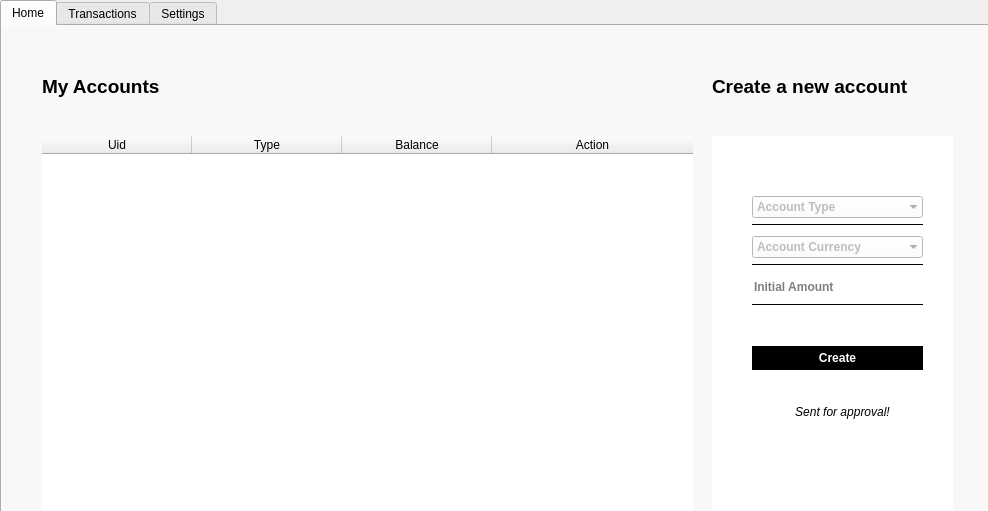
andriybobchuk/PaymentService, file Project/PaymentServiceWithQt/ClientForm.ui: the form before one commit.
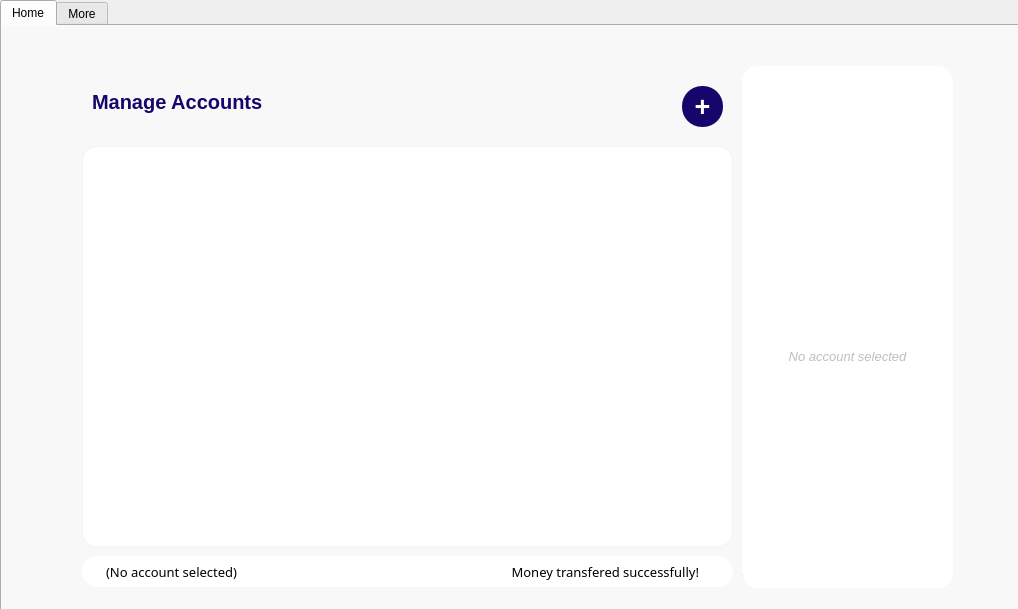
The form after the commit. Icons and pictures are not drawn.

Patch:
```diff
--- a/Project/PaymentServiceWithQt/ClientForm.ui
+++ b/Project/PaymentServiceWithQt/ClientForm.ui
@@ -6,20 +6,20 @@
    <rect>
     <x>0</x>
     <y>0</y>
-    <width>988</width>
-    <height>511</height>
+    <width>1018</width>
+    <height>609</height>
    </rect>
   </property>
   <property name="windowTitle">
-   <string>ClientForm</string>
+   <string>GoFinance</string>
   </property>
   <widget class="QTabWidget" name="tabTransactions">
    <property name="geometry">
     <rect>
      <x>0</x>
      <y>0</y>
-     <width>1011</width>
-     <height>521</height>
+     <width>1021</width>
+     <height>681</height>
     </rect>
    </property>
    <property name="font">
@@ -27,6 +27,9 @@
      <bold>false</bold>
     </font>
    </property>
+   <property name="styleSheet">
+    <string notr="true"/>
+   </property>
    <property name="currentIndex">
     <number>0</number>
    </property>
@@ -42,36 +45,44 @@
     <widget class="QLabel" name="label">
      <property name="geometry">
       <rect>
-       <x>40</x>
-       <y>50</y>
-       <width>141</width>
-       <height>21</height>
+       <x>90</x>
+       <y>60</y>
+       <width>181</width>
+       <height>31</height>
       </rect>
      </property>
      <property name="font">
       <font>
-       <pointsize>14</pointsize>
+       <pointsize>15</pointsize>
        <bold>true</bold>
       </font>
      </property>
+     <property name="styleSheet">
+      <string notr="true">color: #16066B;</string>
+     </property>
      <property name="text">
-      <string>My Accounts</string>
+      <string>Manage Accounts</string>
      </property>
     </widget>
-    <widget class="QTableWidget" name="tableWidget">
+    <widget class="QTableWidget" name="tw_accounts">
      <property name="geometry">
       <rect>
-       <x>40</x>
-       <y>110</y>
+       <x>80</x>
+       <y>120</y>
        <width>651</width>
-       <height>381</height>
+       <height>401</height>
       </rect>
      </property>
      <property name="styleSheet">
-      <string notr="true">#tableWidget {
+      <string notr="true">#tw_accounts {
 
 background-color: #FFFFFF;
-selection-background-color: #5492dc
+selection-background-color: #5492dc;
+border: 1px solid;
+border-color: #f3f3f3;
+color: #080c2b;
+border-radius:15px;
+padding: 30px;
 
 }</string>
      </property>
@@ -112,7 +123,7 @@
       <number>4</number>
      </property>
      <attribute name="horizontalHeaderVisible">
-      <bool>true</bool>
+      <bool>false</bool>
      </attribute>
      <attribute name="horizontalHeaderCascadingSectionResizes">
       <bool>false</bool>
@@ -150,91 +161,66 @@
       </property>
      </column>
     </widget>
-    <widget class="QWidget" name="widget_2" native="true">
+    <widget class="QWidget" name="w_transfer" native="true">
      <property name="geometry">
       <rect>
-       <x>710</x>
-       <y>110</y>
-       <width>241</width>
-       <height>381</height>
+       <x>740</x>
+       <y>40</y>
+       <width>201</width>
+       <height>201</height>
       </rect>
      </property>
      <property name="styleSheet">
-      <string notr="true">#widget_2 {
+      <string notr="true">#w_transfer{
 background: #FFFFFF;
+border: 1px solid;
+border-color: #f3f3f3;
+border-radius:15px;
 }</string>
      </property>
-     <widget class="Line" name="line_3">
+     <widget class="QPushButton" name="pb_send">
       <property name="geometry">
        <rect>
-        <x>40</x>
-        <y>80</y>
-        <width>171</width>
-        <height>16</height>
-       </rect>
-      </property>
-      <property name="frameShadow">
-       <enum>QFrame::Plain</enum>
-      </property>
-      <property name="orientation">
-       <enum>Qt::Horizontal</enum>
-      </property>
-     </widget>
-     <widget class="Line" name="line_4">
-      <property name="geometry">
-       <rect>
-        <x>40</x>
-        <y>120</y>
-        <width>171</width>
-        <height>16</height>
-       </rect>
-      </property>
-      <property name="frameShadow">
-       <enum>QFrame::Plain</enum>
-      </property>
-      <property name="orientation">
-       <enum>Qt::Horizontal</enum>
-      </property>
-     </widget>
-     <widget class="QPushButton" name="pb_create">
-      <property name="geometry">
-       <rect>
-        <x>40</x>
-        <y>210</y>
-        <width>171</width>
+        <x>30</x>
+        <y>150</y>
+        <width>131</width>
         <height>24</height>
        </rect>
       </property>
       <property name="font">
        <font>
+        <pointsize>7</pointsize>
         <bold>true</bold>
        </font>
       </property>
       <property name="styleSheet">
-       <string notr="true">#pb_create {
-border-radius: 25px;
+       <string notr="true">#pb_send {
+border-radius: 12px;
 background-color: #000000;
+border: 1px solid;
+border-color: #000000;
 color: #FFFFFF
 }</string>
       </property>
       <property name="text">
-       <string>Create</string>
+       <string>Send</string>
       </property>
       <property name="flat">
        <bool>false</bool>
       </property>
      </widget>
-     <widget class="QLineEdit" name="le_amount">
+     <widget class="QLineEdit" name="le_toAccount">
       <property name="geometry">
        <rect>
-        <x>40</x>
-        <y>140</y>
-        <width>171</width>
+        <x>30</x>
+        <y>65</y>
+        <width>131</width>
         <height>21</height>
        </rect>
       </property>
       <property name="font">
        <font>
+        <pointsize>8</pointsize>
         <bold>true</bold>
        </font>
       </property>
@@ -251,15 +237,15 @@
        <enum>QLineEdit::Normal</enum>
       </property>
       <property name="placeholderText">
-       <string>Initial Amount</string>
+       <string> Recipient UID</string>
       </property>
      </widget>
      <widget class="Line" name="line_5">
       <property name="geometry">
        <rect>
-        <x>40</x>
-        <y>160</y>
-        <width>171</width>
+        <x>30</x>
+        <y>80</y>
+        <width>131</width>
         <height>16</height>
        </rect>
       </property>
@@ -270,211 +256,486 @@
        <enum>Qt::Horizontal</enum>
       </property>
      </widget>
-     <widget class="QComboBox" name="cb_type">
+     <widget class="QLabel" name="label_3">
       <property name="geometry">
        <rect>
-        <x>40</x>
-        <y>60</y>
-        <width>171</width>
-        <height>22</height>
-       </rect>
-      </property>
-      <property name="font">
-       <font>
-        <bold>true</bold>
-       </font>
-      </property>
-      <property name="styleSheet">
-       <string notr="true">#cb_type {
-background: #FFFFFF;
-color: #7F7F7F
-}</string>
-      </property>
-      <property name="currentText">
-       <string/>
-      </property>
-      <property name="iconSize">
-       <size>
-        <width>0</width>
-        <height>0</height>
-       </size>
-      </property>
-      <property name="placeholderText">
-       <string>Account Type</string>
-      </property>
-      <property name="frame">
-       <bool>false</bool>
-      </property>
-     </widget>
-     <widget class="QComboBox" name="cb_currency">
-      <property name="geometry">
-       <rect>
-        <x>40</x>
-        <y>100</y>
-        <width>171</width>
-        <height>22</height>
-       </rect>
-      </property>
-      <property name="font">
-       <font>
-        <bold>true</bold>
-       </font>
-      </property>
-      <property name="styleSheet">
-       <string notr="true">#cb_currency
- {
-background: #FFFFFF;
-color: #7F7F7F
-}</string>
-      </property>
-      <property name="currentText">
-       <string/>
-      </property>
-      <property name="placeholderText">
-       <string>Account Currency</string>
-      </property>
-      <property name="frame">
-       <bool>false</bool>
-      </property>
-     </widget>
-     <widget class="QLabel" name="l_message">
-      <property name="geometry">
-       <rect>
-        <x>40</x>
-        <y>260</y>
+        <x>30</x>
+        <y>20</y>
         <width>181</width>
+        <height>21</height>
+       </rect>
+      </property>
+      <property name="font">
+       <font>
+        <pointsize>11</pointsize>
+        <bold>true</bold>
+       </font>
+      </property>
+      <property name="text">
+       <string>Transfer to</string>
+      </property>
+     </widget>
+     <widget class="Line" name="line_6">
+      <property name="geometry">
+       <rect>
+        <x>30</x>
+        <y>115</y>
+        <width>131</width>
+        <height>16</height>
+       </rect>
+      </property>
+      <property name="frameShadow">
+       <enum>QFrame::Plain</enum>
+      </property>
+      <property name="orientation">
+       <enum>Qt::Horizontal</enum>
+      </property>
+     </widget>
+     <widget class="QLineEdit" name="le_toAmount">
+      <property name="geometry">
+       <rect>
+        <x>30</x>
+        <y>100</y>
+        <width>131</width>
+        <height>21</height>
+       </rect>
+      </property>
+      <property name="font">
+       <font>
+        <pointsize>8</pointsize>
+        <bold>true</bold>
+       </font>
+      </property>
+      <property name="inputMask">
+       <string/>
+      </property>
+      <property name="text">
+       <string/>
+      </property>
+      <property name="frame">
+       <bool>false</bool>
+      </property>
+      <property name="echoMode">
+       <enum>QLineEdit::Normal</enum>
+      </property>
+      <property name="placeholderText">
+       <string>Amount</string>
+      </property>
+     </widget>
+    </widget>
+    <widget class="QPushButton" name="pb_new">
+     <property name="geometry">
+      <rect>
+       <x>680</x>
+       <y>60</y>
+       <width>41</width>
+       <height>41</height>
+      </rect>
+     </property>
+     <property name="font">
+      <font>
+       <pointsize>20</pointsize>
+       <bold>true</bold>
+      </font>
+     </property>
+     <property name="styleSheet">
+      <string notr="true">#pb_new {
+border-radius: 20px;
+border-width: 2px;
+border-color: #3792fa;
+background-color: #16066B;
+color: #FFFFFF;
+}</string>
+     </property>
+     <property name="text">
+      <string>+</string>
+     </property>
+     <property name="flat">
+      <bool>false</bool>
+     </property>
+    </widget>
+    <widget class="QWidget" name="w_suspend" native="true">
+     <property name="geometry">
+      <rect>
+       <x>740</x>
+       <y>410</y>
+       <width>201</width>
+       <height>151</height>
+      </rect>
+     </property>
+     <property name="styleSheet">
+      <string notr="true">#w_suspend{
+background: #FFFFFF;
+border: 0.5px solid;
+border-color: #f50057;
+border-radius:15px;
+}</string>
+     </property>
+     <widget class="QPushButton" name="pb_suspend">
+      <property name="geometry">
+       <rect>
+        <x>30</x>
+        <y>110</y>
+        <width>131</width>
+        <height>24</height>
+       </rect>
+      </property>
+      <property name="font">
+       <font>
+        <pointsize>7</pointsize>
+        <bold>true</bold>
+       </font>
+      </property>
+      <property name="styleSheet">
+       <string notr="true">
+border-radius: 12px;
+background-color: 
+#f50057
+;
+color: #FFFFFF
+</string>
+      </property>
+      <property name="text">
+       <string>Suspend</string>
+      </property>
+      <property name="flat">
+       <bool>false</bool>
+      </property>
+     </widget>
+     <widget class="QLabel" name="l_message_2">
+      <property name="geometry">
+       <rect>
+        <x>30</x>
+        <y>60</y>
+        <width>151</width>
         <height>31</height>
        </rect>
       </property>
       <property name="font">
        <font>
-        <pointsize>9</pointsize>
+        <pointsize>8</pointsize>
         <italic>true</italic>
         <bold>false</bold>
        </font>
       </property>
+      <property name="layoutDirection">
+       <enum>Qt::LeftToRight</enum>
+      </property>
       <property name="text">
-       <string>Sent for approval!</string>
+       <string>Don't forget to withdraw your 
+money to another account first.</string>
       </property>
       <property name="alignment">
-       <set>Qt::AlignCenter</set>
+       <set>Qt::AlignLeading|Qt::AlignLeft|Qt::AlignVCenter</set>
+      </property>
+     </widget>
+     <widget class="QLabel" name="label_5">
+      <property name="geometry">
+       <rect>
+        <x>30</x>
+        <y>20</y>
+        <width>171</width>
+        <height>21</height>
+       </rect>
+      </property>
+      <property name="font">
+       <font>
+        <pointsize>11</pointsize>
+        <bold>true</bold>
+       </font>
+      </property>
+      <property name="text">
+       <string>Suspend account</string>
       </property>
      </widget>
     </widget>
-    <widget class="QLabel" name="label_3">
+    <widget class="QWidget" name="w_placeholder" native="true">
+     <property name="enabled">
+      <bool>false</bool>
+     </property>
      <property name="geometry">
       <rect>
-       <x>710</x>
-       <y>50</y>
+       <x>740</x>
+       <y>40</y>
        <width>211</width>
-       <height>21</height>
+       <height>522</height>
       </rect>
      </property>
-     <property name="font">
-      <font>
-       <pointsize>14</pointsize>
-       <bold>true</bold>
-      </font>
+     <property name="styleSheet">
+      <string notr="true">#w_placeholder{
+background: #FFFFFF;
+border: 1px solid;
+border-color: #FFFFFF;
+border-radius:15px;
+}</string>
      </property>
-     <property name="text">
-      <string>Create a new account</string>
-     </property>
+     <widget class="QLabel" name="l_message_3">
+      <property name="geometry">
+       <rect>
+        <x>0</x>
+        <y>270</y>
+        <width>211</width>
+        <height>41</height>
+       </rect>
+      </property>
+      <property name="font">
+       <font>
+        <pointsize>10</pointsize>
+        <italic>true</italic>
+        <bold>false</bold>
+       </font>
+      </property>
+      <property name="text">
+       <string>No account selected</string>
+      </property>
+      <property name="alignment">
+       <set>Qt::AlignCenter</set>
+      </property>
+     </widget>
+     <widget class="QWidget" name="widget" native="true">
+      <property name="geometry">
+       <rect>
+        <x>70</x>
+        <y>190</y>
+        <width>71</width>
+        <height>71</height>
+       </rect>
+      </property>
+      <property name="styleSheet">
+       <string notr="true">border-image: url(E:/Documents/cpp_projects/polsl-aei-cp4-ang/2d98c560-gr12-repo/Project/PaymentServiceWithQt/questionmark.png) 0 0 0 0 stretch stretch;</string>
+      </property>
+     </widget>
     </widget>
-   </widget>
-   <widget class="QWidget" name="tab_2">
-    <property name="styleSheet">
-     <string notr="true">#tab_2 {
-background-color: #F8F8F8;
+    <widget class="QWidget" name="w_transfer_2" native="true">
+     <property name="geometry">
+      <rect>
+       <x>740</x>
+       <y>250</y>
+       <width>201</width>
+       <height>151</height>
+      </rect>
+     </property>
+     <property name="styleSheet">
+      <string notr="true">#w_transfer_2{
+background: #FFFFFF;
+border: 1px solid;
+border-color: #f3f3f3;
+border-radius:15px;
 }</string>
-    </property>
-    <attribute name="title">
-     <string>Transactions</string>
-    </attribute>
+     </property>
+     <widget class="QPushButton" name="pb_addOwner">
+      <property name="geometry">
+       <rect>
+        <x>30</x>
+        <y>100</y>
+        <width>131</width>
+        <height>24</height>
+       </rect>
+      </property>
+      <property name="font">
+       <font>
+        <pointsize>7</pointsize>
+        <bold>true</bold>
+       </font>
+      </property>
+      <property name="styleSheet">
+       <string notr="true">#pb_addOwner {
+border-radius: 12px;
+background-color: #080c2b;
+color: #FFFFFF
+}</string>
+      </property>
+      <property name="text">
+       <string>Add</string>
+      </property>
+      <property name="flat">
+       <bool>false</bool>
+      </property>
+     </widget>
+     <widget class="QLineEdit" name="le_newOwner">
+      <property name="geometry">
+       <rect>
+        <x>30</x>
+        <y>55</y>
+        <width>121</width>
+        <height>21</height>
+       </rect>
+      </property>
+      <property name="font">
+       <font>
+        <pointsize>8</pointsize>
+        <bold>true</bold>
+       </font>
+      </property>
+      <property name="inputMask">
+       <string/>
+      </property>
+      <property name="text">
+       <string/>
+      </property>
+      <property name="frame">
+       <bool>false</bool>
+      </property>
+      <property name="echoMode">
+       <enum>QLineEdit::Normal</enum>
+      </property>
+      <property name="placeholderText">
+       <string>Username</string>
+      </property>
+     </widget>
+     <widget class="Line" name="line_9">
+      <property name="geometry">
+       <rect>
+        <x>30</x>
+        <y>70</y>
+        <width>131</width>
+        <height>16</height>
+       </rect>
+      </property>
+      <property name="frameShadow">
+       <enum>QFrame::Plain</enum>
+      </property>
+      <property name="orientation">
+       <enum>Qt::Horizontal</enum>
+      </property>
+     </widget>
+     <widget class="QLabel" name="label_7">
+      <property name="geometry">
+       <rect>
+        <x>30</x>
+        <y>20</y>
+        <width>171</width>
+        <height>21</height>
+       </rect>
+      </property>
+      <property name="font">
+       <font>
+        <pointsize>11</pointsize>
+        <bold>true</bold>
+       </font>
+      </property>
+      <property name="text">
+       <string>Add owner</string>
+      </property>
+     </widget>
+    </widget>
+    <widget class="QWidget" name="widget_2" native="true">
+     <property name="geometry">
+      <rect>
+       <x>80</x>
+       <y>530</y>
+       <width>651</width>
+       <height>31</height>
+      </rect>
+     </property>
+     <property name="styleSheet">
+      <string notr="true">background: #FFFFFF;
+border: 1px solid;
+border-color: #FFFFFF;
+border-radius:15px;</string>
+     </property>
+     <widget class="QLabel" name="l_currentAccount">
+      <property name="geometry">
+       <rect>
+        <x>20</x>
+        <y>0</y>
+        <width>251</width>
+        <height>31</height>
+       </rect>
+      </property>
+      <property name="font">
+       <font>
+        <family>Segoe UI Semibold</family>
+        <pointsize>10</pointsize>
+        <bold>false</bold>
+       </font>
+      </property>
+      <property name="styleSheet">
+       <string notr="true"/>
+      </property>
+      <property name="text">
+       <string>(No account selected)</string>
+      </property>
+     </widget>
+     <widget class="QLabel" name="l_message">
+      <property name="geometry">
+       <rect>
+        <x>310</x>
+        <y>0</y>
+        <width>311</width>
+        <height>31</height>
+       </rect>
+      </property>
+      <property name="font">
+       <font>
+        <family>Segoe UI Semilight</family>
+        <pointsize>10</pointsize>
+        <italic>false</italic>
+        <bold>false</bold>
+       </font>
+      </property>
+      <property name="text">
+       <string>Money transfered successfully!</string>
+      </property>
+      <property name="alignment">
+       <set>Qt::AlignRight|Qt::AlignTrailing|Qt::AlignVCenter</set>
+      </property>
+     </widget>
+    </widget>
+    <zorder>label</zorder>
+    <zorder>tw_accounts</zorder>
+    <zorder>w_transfer</zorder>
+    <zorder>pb_new</zorder>
+    <zorder>w_suspend</zorder>
+    <zorder>w_transfer_2</zorder>
+    <zorder>w_placeholder</zorder>
+    <zorder>widget_2</zorder>
    </widget>
    <widget class="QWidget" name="tab_3">
     <property name="styleSheet">
      <string notr="true">#tab_3 {
-background-color: #F8F8F8;
+border-image: url(E:/Documents/cpp_projects/polsl-aei-cp4-ang/2d98c560-gr12-repo/Project/PaymentServiceWithQt/background.jpg) 0 0 0 0 stretch stretch;
 }</string>
     </property>
     <attribute name="title">
-     <string>Settings</string>
+     <string>More</string>
     </attribute>
-    <widget class="QWidget" name="widget" native="true">
+    <widget class="QWidget" name="widget_3" native="true">
      <property name="geometry">
       <rect>
-       <x>290</x>
-       <y>90</y>
+       <x>280</x>
+       <y>140</y>
        <width>421</width>
        <height>291</height>
       </rect>
      </property>
      <property name="styleSheet">
-      <string notr="true">#widget {
-background: #FFFFFF
-}</string>
+      <string notr="true">
+background: #FFFFFF;
+border-radius: 15px;
+border-width: 2px;
+color: #00000
+</string>
      </property>
-     <widget class="QLabel" name="label_2">
-      <property name="geometry">
-       <rect>
-        <x>0</x>
-        <y>30</y>
-        <width>421</width>
-        <height>61</height>
-       </rect>
-      </property>
-      <property name="font">
-       <font>
-        <pointsize>18</pointsize>
-        <bold>true</bold>
-       </font>
-      </property>
-      <property name="text">
-       <string>Client</string>
-      </property>
-      <property name="alignment">
-       <set>Qt::AlignCenter</set>
-      </property>
-     </widget>
-     <widget class="QLabel" name="l_userEmail">
-      <property name="geometry">
-       <rect>
-        <x>0</x>
-        <y>120</y>
-        <width>421</width>
-        <height>41</height>
-       </rect>
-      </property>
-      <property name="font">
-       <font>
-        <pointsize>11</pointsize>
-        <bold>false</bold>
-       </font>
-      </property>
-      <property name="text">
-       <string>Email: andribobchuk@gmail.com</string>
-      </property>
-      <property name="alignment">
-       <set>Qt::AlignCenter</set>
-      </property>
-     </widget>
      <widget class="QPushButton" name="pb_logOut">
       <property name="geometry">
        <rect>
-        <x>140</x>
-        <y>220</y>
-        <width>131</width>
-        <height>24</height>
+        <x>280</x>
+        <y>90</y>
+        <width>91</width>
+        <height>25</height>
        </rect>
       </property>
       <property name="font">
        <font>
+        <family>Segoe UI</family>
+        <pointsize>8</pointsize>
         <bold>true</bold>
        </font>
       </property>
       <property name="styleSheet">
        <string notr="true">#pb_logOut {
-border-radius: 25px;
+border-radius: 12px;
 background-color: #000000;
 color: #FFFFFF
 }</string>
@@ -483,51 +744,134 @@
        <string>Log Out</string>
       </property>
      </widget>
-     <widget class="QLabel" name="l_user_2">
+     <widget class="QLabel" name="label_4">
       <property name="geometry">
        <rect>
-        <x>0</x>
-        <y>160</y>
-        <width>421</width>
-        <height>41</height>
+        <x>40</x>
+        <y>10</y>
+        <width>141</width>
+        <height>61</height>
        </rect>
       </property>
       <property name="font">
        <font>
-        <pointsize>11</pointsize>
-        <italic>true</italic>
+        <family>Segoe UI</family>
+        <pointsize>18</pointsize>
         <bold>true</bold>
        </font>
       </property>
       <property name="text">
-       <string>Approved</string>
+       <string>GoFinance</string>
       </property>
+     </widget>
+     <widget class="QLabel" name="l_user_3">
+      <property name="geometry">
+       <rect>
+        <x>40</x>
+        <y>60</y>
+        <width>181</width>
+        <height>51</height>
+       </rect>
+      </property>
+      <property name="font">
+       <font>
+        <family>Segoe UI</family>
+        <pointsize>10</pointsize>
+        <bold>false</bold>
+       </font>
+      </property>
+      <property name="text">
+       <string>Version for clients</string>
+      </property>
       <property name="alignment">
-       <set>Qt::AlignCenter</set>
+       <set>Qt::AlignLeading|Qt::AlignLeft|Qt::AlignVCenter</set>
       </property>
      </widget>
-     <widget class="QLabel" name="l_userUsername">
+     <widget class="QLabel" name="l_userEmail">
       <property name="geometry">
        <rect>
-        <x>0</x>
-        <y>90</y>
-        <width>421</width>
-        <height>41</height>
+        <x>40</x>
+        <y>100</y>
+        <width>221</width>
+        <height>21</height>
        </rect>
       </property>
       <property name="font">
        <font>
-        <pointsize>11</pointsize>
+        <family>Segoe UI Semibold</family>
+        <pointsize>10</pointsize>
         <bold>false</bold>
        </font>
       </property>
       <property name="text">
-       <string>Username: andriy</string>
+       <string>andribobchuk@gmail.com</string>
       </property>
       <property name="alignment">
-       <set>Qt::AlignCenter</set>
+       <set>Qt::AlignLeading|Qt::AlignLeft|Qt::AlignVCenter</set>
       </property>
      </widget>
+     <widget class="QWidget" name="widget_4" native="true">
+      <property name="geometry">
+       <rect>
+        <x>40</x>
+        <y>140</y>
+        <width>341</width>
+        <height>128</height>
+       </rect>
+      </property>
+      <property name="styleSheet">
+       <string notr="true">
+background: #f5f5f5;
+border-radius: 7px
+</string>
+      </property>
+      <widget class="QLabel" name="l_user_4">
+       <property name="geometry">
+        <rect>
+         <x>20</x>
+         <y>0</y>
+         <width>221</width>
+         <height>51</height>
+        </rect>
+       </property>
+       <property name="font">
+        <font>
+         <family>Segoe UI</family>
+         <pointsize>10</pointsize>
+         <bold>false</bold>
+        </font>
+       </property>
+       <property name="text">
+        <string>Copyright © 2022 Andriy Bobchuk</string>
+       </property>
+       <property name="alignment">
+        <set>Qt::AlignLeading|Qt::AlignLeft|Qt::AlignVCenter</set>
+       </property>
+      </widget>
+      <widget class="QLabel" name="l_user_5">
+       <property name="geometry">
+        <rect>
+         <x>20</x>
+         <y>40</y>
+         <width>131</width>
+         <height>21</height>
+        </rect>
+       </property>
+       <property name="font">
+        <font>
+         <family>Segoe UI</family>
+         <pointsize>8</pointsize>
+         <bold>false</bold>
+        </font>
+       </property>
+       <property name="text">
+        <string>Visit my website:</string>
+       </property>
+       <property name="alignment">
+        <set>Qt::AlignLeading|Qt::AlignLeft|Qt::AlignVCenter</set>
+       </property>
+      </widget>
+     </widget>
     </widget>
    </widget>
   </widget>
```
Left out of the diff: 4 changed lines with no effect on the pictures.
